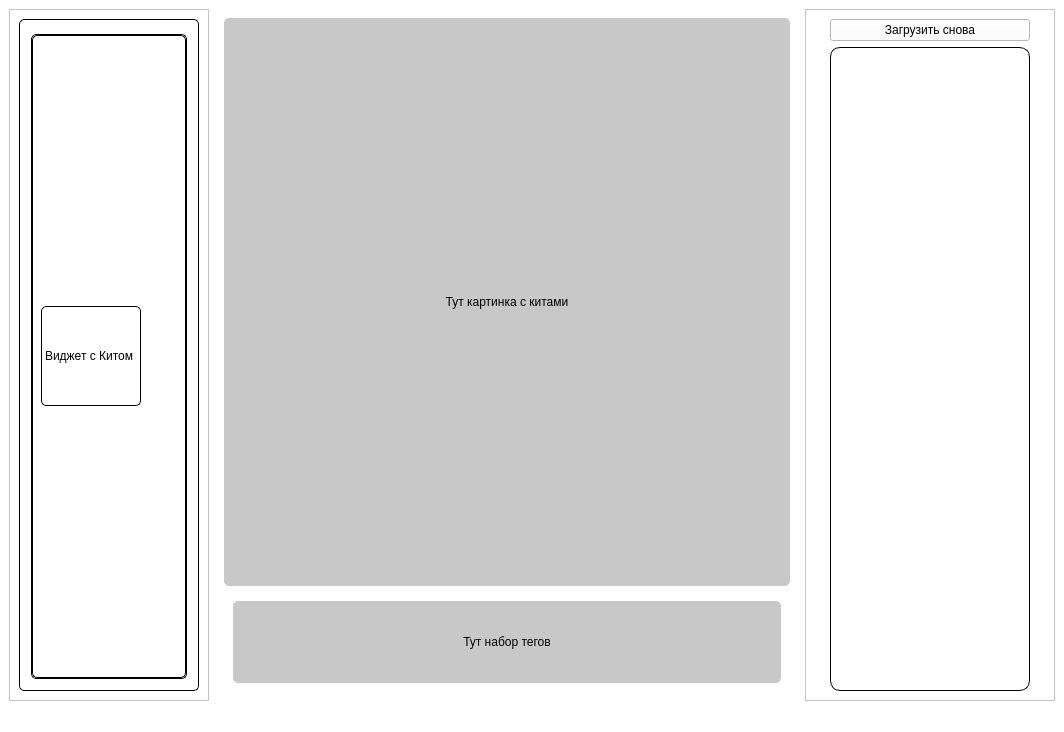
The window that MainWorkWindow.ui (YarickVodila/EfficientNetV2_Whale_Reidentification) describes before a commit, drawn with Qt 5.
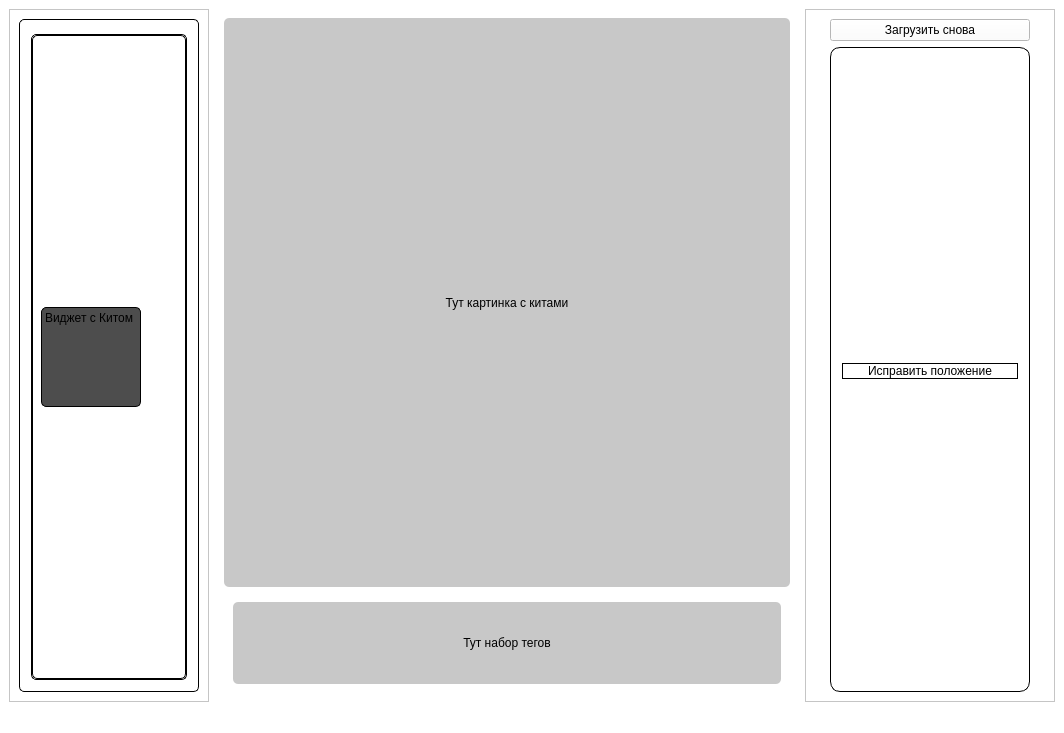
The same window after the commit.

The edit to the form file:
```diff
--- a/MainWorkWindow.ui
+++ b/MainWorkWindow.ui
@@ -7,7 +7,7 @@
                 <x>0</x>
                 <y>0</y>
                 <width>1064</width>
-                <height>730</height>
+    <height>733</height>
             </rect>
         </property>
         <property name="sizePolicy">
@@ -103,7 +103,7 @@
                                                             <x>0</x>
                                                             <y>0</y>
                                                             <width>158</width>
-                                                            <height>650</height>
+               <height>653</height>
                                                         </rect>
                                                     </property>
                                                     <layout class="QVBoxLayout" name="verticalLayout_2">
@@ -128,13 +128,14 @@
                                                                     </size>
                                                                 </property>
                                                                 <property name="styleSheet">
-                                                                    <string notr="true">background-color: rgb(77, 77,
-                                                                        77);
-                                                                    </string>
+                 <string notr="true">background-color: rgb(77, 77, 77);</string>
                                                                 </property>
                                                                 <property name="text">
                                                                     <string>Виджет с Китом</string>
                                                                 </property>
+                <property name="alignment">
+                 <set>Qt::AlignLeading|Qt::AlignLeft|Qt::AlignTop</set>
+                </property>
                                                             </widget>
                                                         </item>
                                                     </layout>
@@ -315,6 +316,15 @@
                                     <property name="title">
                                         <string/>
                                     </property>
+         <layout class="QVBoxLayout" name="verticalLayout_3">
+          <item>
+           <widget class="QPushButton" name="pushButton">
+            <property name="text">
+             <string>Исправить положение</string>
+            </property>
+           </widget>
+          </item>
+         </layout>
                                 </widget>
                             </item>
                         </layout>
```
Left out of the diff: 11 changed lines with no effect on the pictures. Lines whose indentation alone changed are shown as unchanged.
